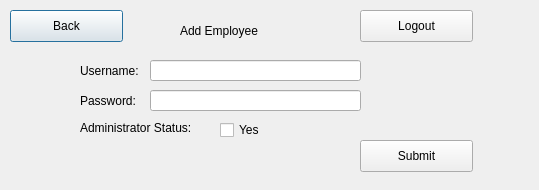
Old version of the form QtGui/addemployee.ui in the repository Tligtvoet/goat-bulk.
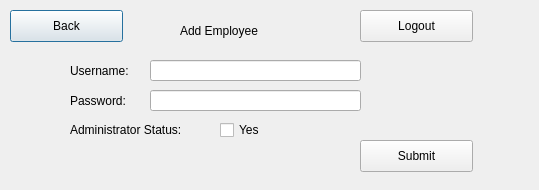
New version of the form.

```diff
--- a/QtGui/addemployee.ui
+++ b/QtGui/addemployee.ui
@@ -16,7 +16,7 @@
   <widget class="QLabel" name="username">
    <property name="geometry">
     <rect>
-     <x>80</x>
+     <x>70</x>
      <y>60</y>
      <width>81</width>
      <height>21</height>
@@ -29,9 +29,9 @@
   <widget class="QLabel" name="password">
    <property name="geometry">
     <rect>
-     <x>80</x>
+     <x>70</x>
      <y>90</y>
-     <width>71</width>
+     <width>81</width>
      <height>21</height>
     </rect>
    </property>
@@ -62,10 +62,10 @@
   <widget class="QLabel" name="adminstatus">
    <property name="geometry">
     <rect>
-     <x>80</x>
+     <x>70</x>
      <y>120</y>
-     <width>131</width>
-     <height>16</height>
+     <width>141</width>
+     <height>20</height>
     </rect>
    </property>
    <property name="text">
```
